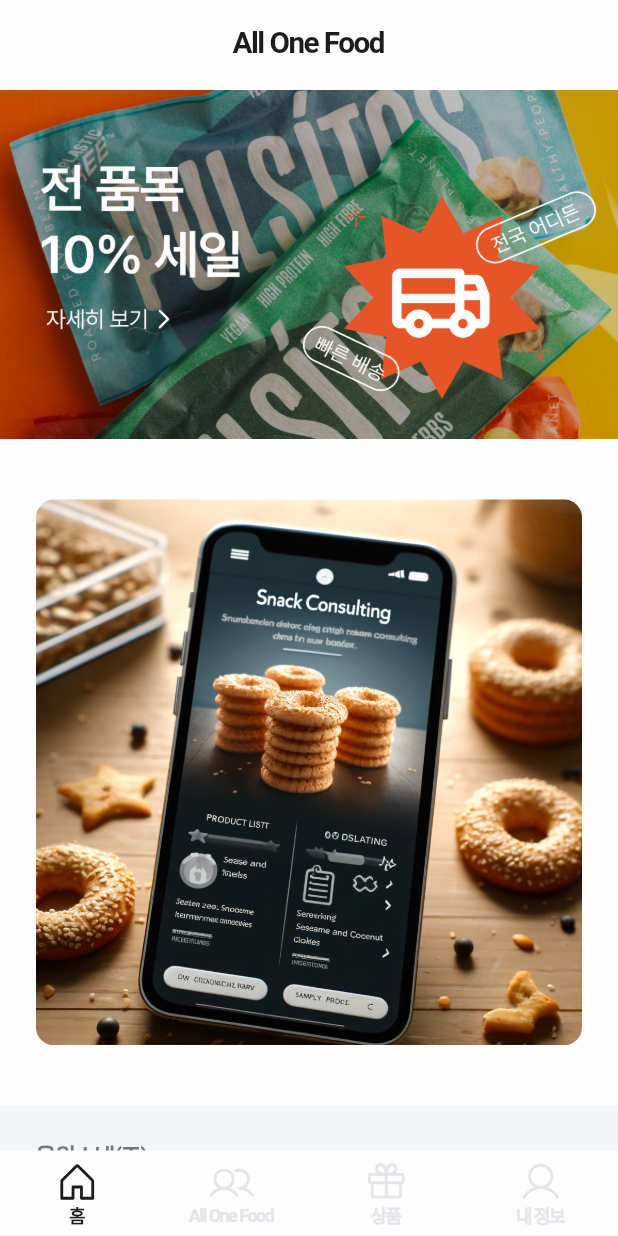
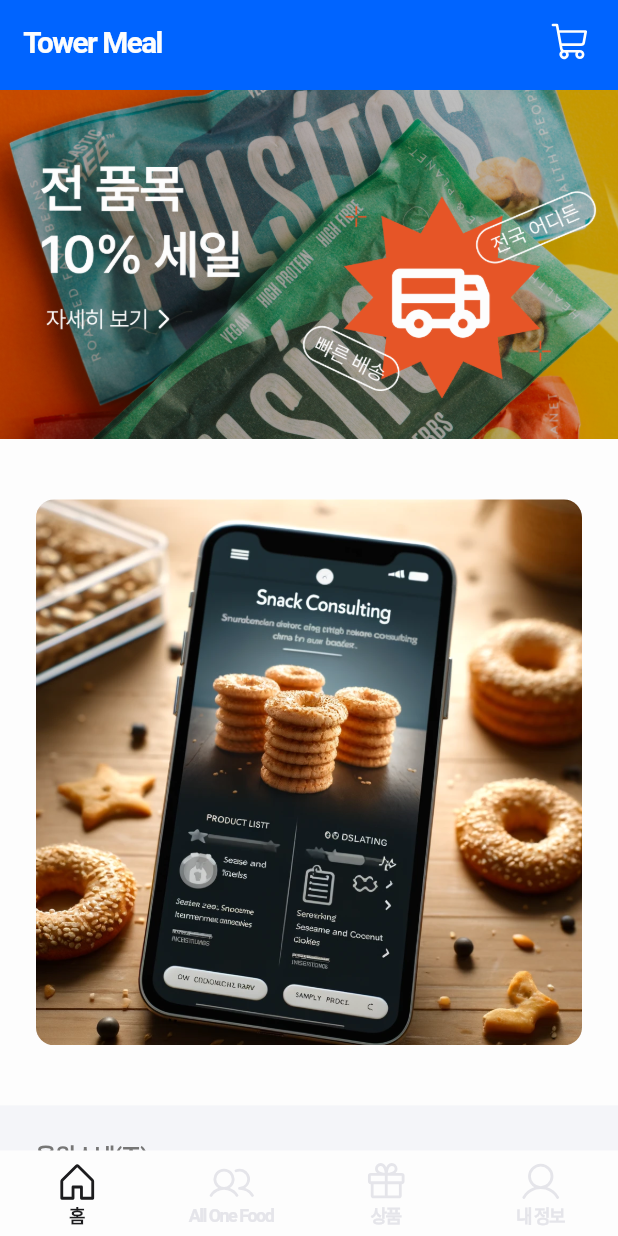
Before and after one commit to yeongwooCho/tower_meal, a Flutter app: the HomeScreen screen opened by its route, on a phone screen of 412 x 824 dp. Run offline on Flutter 3.47's test engine with Material 3 defaults, Android fonts, the phone set to English and light mode, and no system bars; our stand-ins replace flutter_riverpod, fluttertoast, go_router, loading_animation_widget, multi_dropdown, phosphor_flutter; Roboto replaces fonts that are missing (Pretendard); project files that could hold a hidden picture were left out.

Commit message:
[feat] DefaultAppBar color 추가와 home_screen 구현

```diff
--- a/lib/common/layout/default_app_bar.dart
+++ b/lib/common/layout/default_app_bar.dart
@@ -11,6 +11,8 @@ class DefaultAppBar extends StatefulWidget implements PreferredSizeWidget {
   final Widget? leading;
   final double? elevation;
   final bool centerTitle;
+  final Color? backgroundColor;
+  final Color? foregroundColor;
 
   const DefaultAppBar({
     super.key,
@@ -20,6 +22,8 @@ class DefaultAppBar extends StatefulWidget implements PreferredSizeWidget {
     this.action,
     this.elevation,
     this.centerTitle = true,
+    this.backgroundColor,
+    this.foregroundColor,
   });
 
   @override
@@ -37,7 +41,8 @@ class _DefaultAppBarState extends State<DefaultAppBar> {
       title: (widget.titleWidget == null)
           ? Text(
               widget.title,
-              style: MyTextStyle.bodyBold,
+              style:
+                  MyTextStyle.bodyBold.copyWith(color: widget.foregroundColor),
             )
           : widget.titleWidget,
       leading: widget.leading,
@@ -46,8 +51,8 @@ class _DefaultAppBarState extends State<DefaultAppBar> {
       actions: widget.action,
       elevation: widget.elevation ?? 0.0,
       scrolledUnderElevation: 0.0,
-      backgroundColor: MyColor.white,
-      foregroundColor: MyColor.text,
+      backgroundColor: widget.backgroundColor ?? MyColor.white,
+      foregroundColor: widget.foregroundColor ?? MyColor.text,
     );
   }
 }
--- a/lib/home/view/home_screen.dart
+++ b/lib/home/view/home_screen.dart
@@ -1,4 +1,5 @@
 import 'package:flutter/material.dart';
+import 'package:phosphor_flutter/phosphor_flutter.dart';
 
 import '../../common/const/colors.dart';
 import '../../common/const/data.dart';
@@ -14,7 +15,24 @@ class HomeScreen extends StatelessWidget {
   @override
   Widget build(BuildContext context) {
     return DefaultLayout(
-      appbar: const DefaultAppBar(title: 'All One Food'),
+      appbar: DefaultAppBar(
+        title: 'Tower Meal',
+        centerTitle: false,
+        backgroundColor: MyColor.primary,
+        foregroundColor: MyColor.white,
+        action: [
+          Padding(
+            padding: const EdgeInsets.only(right: 8.0),
+            child: IconButton(
+              onPressed: () {},
+              icon: PhosphorIcon(
+                PhosphorIcons.shoppingCart(),
+                size: 28.0,
+              ),
+            ),
+          ),
+        ],
+      ),
       child: SingleChildScrollView(
         physics: const BouncingScrollPhysics(),
         child: Column(
```
